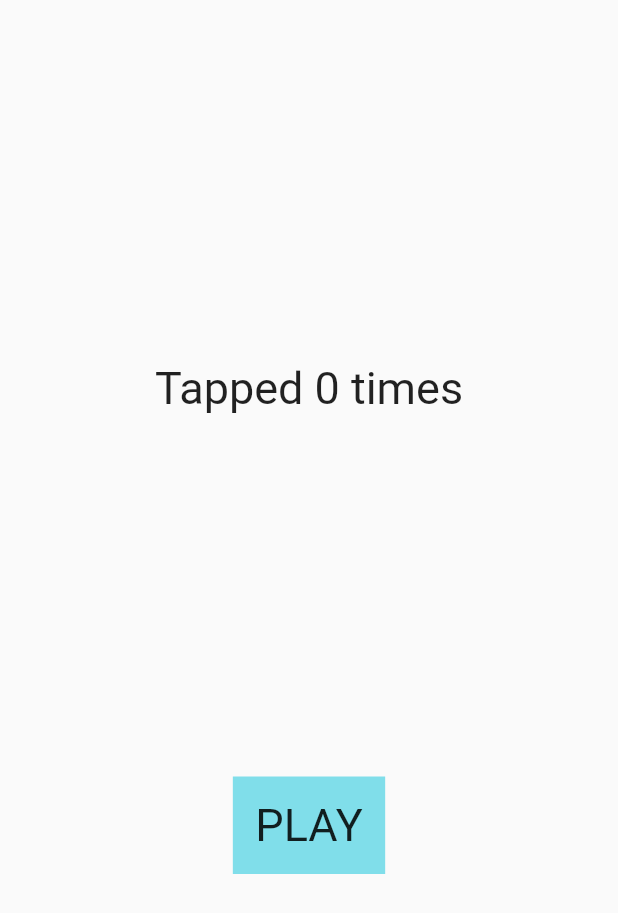
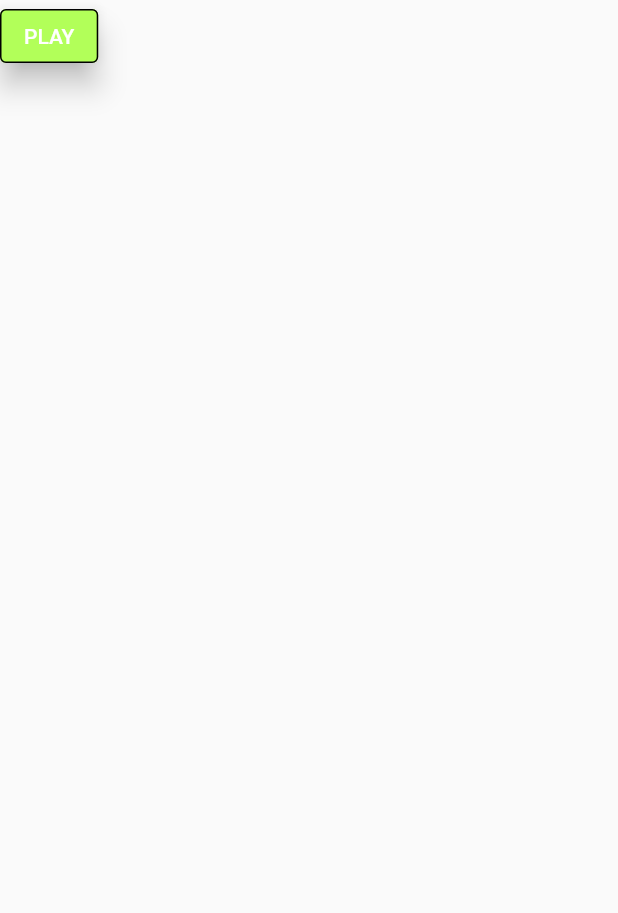
Before and after one commit to Menelisi-collab/setomi, a Flutter app: the _PlayButton screen opened directly, on a phone screen of 412 x 824 dp. Shown: the top 913 px of the screen. Run offline on Flutter 3.47's test engine with Material 2 defaults, Android fonts, the light colour scheme and no system bars.

Commit message:
second commit

```diff
--- a/lib/homepage.dart
+++ b/lib/homepage.dart
@@ -64,6 +64,7 @@ class _HomePageState extends State<HomePage> {
                 ),
               ),
             ),
+            _PlayButton(),
           ],
         ),
       ),
@@ -80,19 +81,12 @@ class _PlayButtonState extends State<_PlayButton> {
   @override
   Widget build(BuildContext context) {
     return Scaffold(
-      body: Center(
-        child: Column(
-          mainAxisAlignment: MainAxisAlignment.spaceEvenly,
-          children: [
-            Text('Tapped 0 times', style: TextStyle(fontSize: 30),),
-            Container(
-              padding: EdgeInsets.all(15),
-              color: Colors.cyan[200],
-              child: Text('PLAY', style: TextStyle(fontSize: 30),),
-            ),
-          ],
-        ),
+      body: SingleChildScrollView(
+        child: ElevatedButton( style: ButtonStyle(backgroundColor: MaterialStateProperty.all(Colors.lightGreenAccent),
+        elevation: MaterialStateProperty.all(8),
+        side: MaterialStateProperty.all<BorderSide>(const BorderSide(width: 1, style: BorderStyle.solid))),
+          onPressed: () {},
+        child: Text("PLAY"),),
       ),
-    );
-  }
+    );}
 }
```
